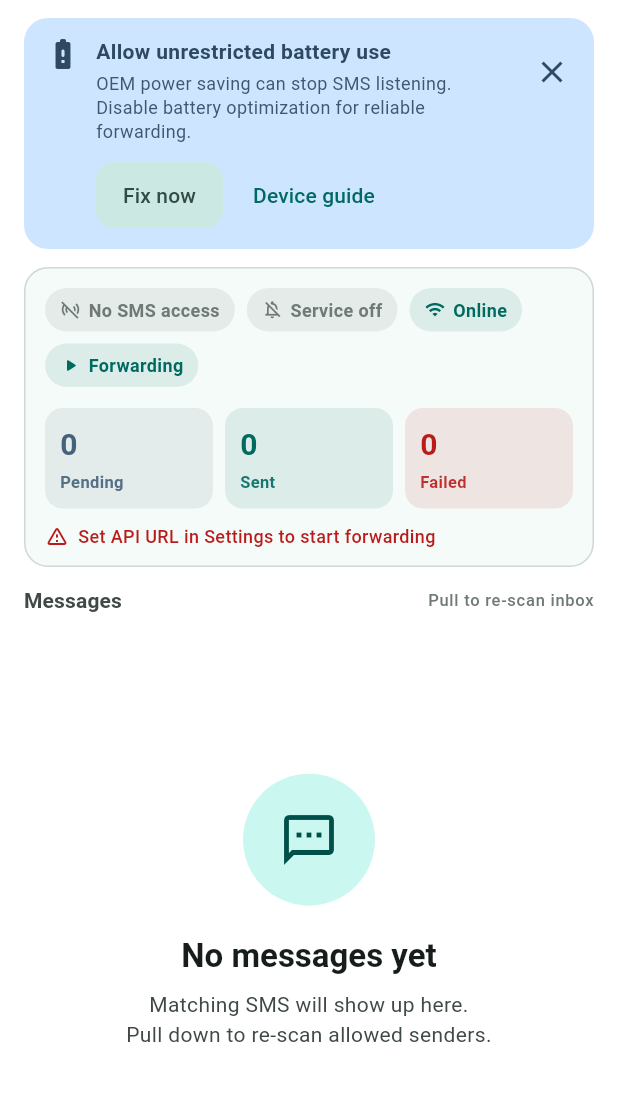
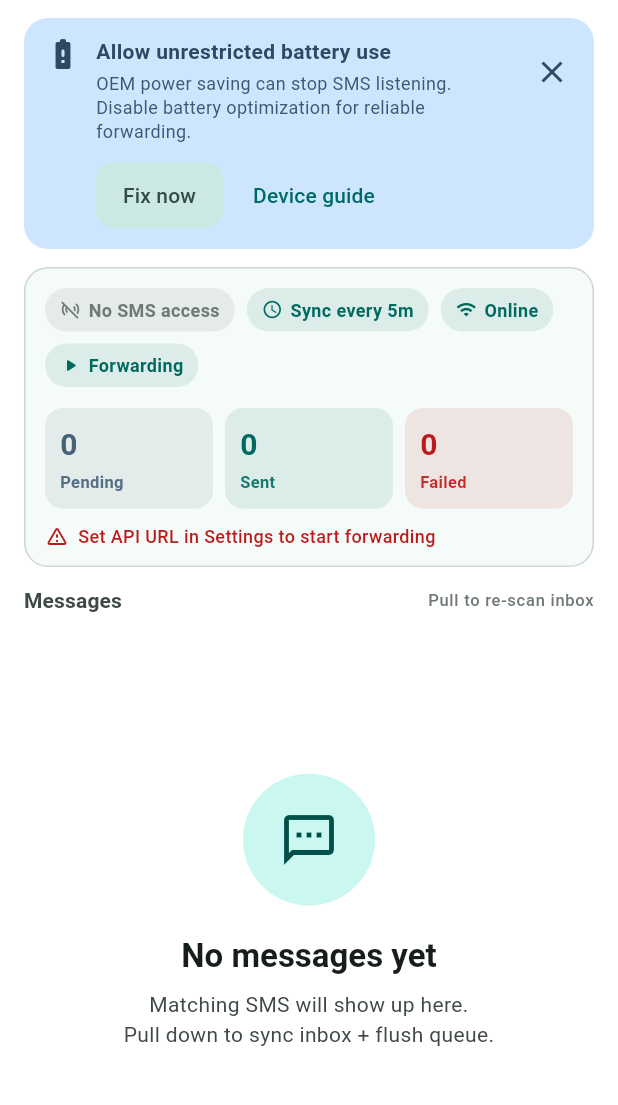
Before and after one commit to sabuj0338/SMS-Forwarder, a Flutter app: the screen it shows after launch, after a tap on the "cloud upload" icon, on a phone screen of 412 x 824 dp, the part 84-1189 px from its top. Run offline on Flutter 3.47's test engine with Material 3 defaults, Android fonts, the phone set to English and light mode, and no system bars; our stand-ins replace connectivity_plus, hive, hive_flutter, share_plus; missing offline and left inert: android_alarm_manager_plus, another_telephony, disable_battery_optimization, flutter_foreground_task; accounts and stored records are empty; statements that could not run were skipped.

Commit message:
Integrate android_alarm_manager_plus for background sync functionality. Update pubspec.yaml and pubspec.lock to include the new dependency. Enhance README with details on AlarmManager sync and foreground service options. Refactor sync logic in main app flow and settings screen to support real-time keepalive and adjustable sync intervals. Update AndroidManifest to declare necessary permissions and services for alarm scheduling.

```diff
--- a/lib/main.dart
+++ b/lib/main.dart
@@ -13,6 +13,7 @@ import 'services/forward_service.dart';
 import 'services/hive_bootstrap.dart';
 import 'services/settings_service.dart';
 import 'services/sms_service.dart';
+import 'services/sync_scheduler.dart';
 import 'theme/app_theme.dart';
 
 Future<void> main() async {
@@ -30,6 +31,7 @@ Future<void> main() async {
   await SmsService().init();
   await fg.init();
   fg.bindCallbacks();
+  await SyncScheduler.init();
 
   unawaited(ForwardService().recoverAndFlush());
   unawaited(BatteryService().refresh());
@@ -51,8 +53,7 @@ class _SmsForwarderAppState extends State<SmsForwarderApp>
     super.initState();
     WidgetsBinding.instance.addObserver(this);
     WidgetsBinding.instance.addPostFrameCallback((_) async {
-      final fg = ForegroundService();
-      await fg.start();
+      await SyncScheduler.applyFromSettings();
       await BatteryService().refresh();
       // Second-chance backfill after UI is up (permissions dialogs settled).
       unawaited(SmsService().backfillRecentInbox());
@@ -68,7 +69,7 @@ class _SmsForwarderAppState extends State<SmsForwarderApp>
 
   @override
   void didChangeAppLifecycleState(AppLifecycleState state) {
-    // App lock is UI-only — SMS receiver + FG service keep running.
+    // App lock is UI-only — SMS receiver + sync keep running.
     if (state == AppLifecycleState.paused) {
       AppLockService().lockIfEnabled();
       // Persist any in-flight Hive writes before process may be frozen.
@@ -82,11 +83,8 @@ class _SmsForwarderAppState extends State<SmsForwarderApp>
   Future<void> _onResume() async {
     await BatteryService().refresh();
     await ConnectivityService().refresh();
-    final fg = ForegroundService();
-    await fg.refreshRunningState();
-    if (!fg.isRunning.value) {
-      await fg.start();
-    }
+    // Re-apply FGS vs AlarmManager so a lost alarm / stale FGS is corrected.
+    await SyncScheduler.applyFromSettings();
     await ForwardService().recoverStuckSending();
     unawaited(SmsService().backfillRecentInbox());
     unawaited(ForwardService().recoverAndFlush());
@@ -107,7 +105,7 @@ class _SmsForwarderAppState extends State<SmsForwarderApp>
             child: ValueListenableBuilder<bool>(
               valueListenable: AppLockService().isLocked,
               builder: (context, locked, child) {
-                // Lock only covers the UI. Background SMS + queue + FG continue.
+                // Lock only covers the UI. Background SMS + queue continue.
                 if (locked) return const LockScreen();
                 return const HomeScreen();
               },
--- a/lib/screens/home_screen.dart
+++ b/lib/screens/home_screen.dart
@@ -10,6 +10,7 @@ import '../services/foreground_service.dart';
 import '../services/forward_service.dart';
 import '../services/settings_service.dart';
 import '../services/sms_service.dart';
+import '../services/sync_scheduler.dart';
 import '../widgets/message_tile.dart';
 import 'message_detail_screen.dart';
 import 'settings_screen.dart';
@@ -50,8 +51,7 @@ class HomeScreen extends StatelessWidget {
           IconButton.filledTonal(
             tooltip: 'Sync now',
             onPressed: () async {
-              await forward.flushPending();
-              await fg.updateNotificationFromCounts();
+              await SyncScheduler.runManualSync();
             },
             icon: const Icon(Icons.cloud_upload_outlined),
           ),
@@ -211,15 +211,15 @@ class HomeScreen extends StatelessWidget {
                   ..sort((a, b) => b.receivedAt.compareTo(a.receivedAt));
 
                 Future<void> onRefresh() async {
-                  final added = await smsService.backfillRecentInbox();
-                  await fg.updateNotificationFromCounts();
+                  final result = await SyncScheduler.runManualSync();
                   if (!context.mounted) return;
+                  final added = result.addedFromInbox;
                   ScaffoldMessenger.of(context).showSnackBar(
                     SnackBar(
                       content: Text(
                         added > 0
-                            ? 'Found $added new matching message${added == 1 ? '' : 's'}'
-                            : 'Inbox re-scanned — no new matching messages',
+                            ? 'Synced — found $added new matching message${added == 1 ? '' : 's'}'
+                            : 'Synced — inbox re-scanned, queue flushed',
                       ),
                     ),
                   );
@@ -263,7 +263,7 @@ class HomeScreen extends StatelessWidget {
                                   ),
                                   const SizedBox(height: 8),
                                   Text(
-                                    'Matching SMS will show up here.\nPull down to re-scan allowed senders.',
+                                    'Matching SMS will show up here.\nPull down to sync inbox + flush queue.',
                                     textAlign: TextAlign.center,
                                     style: Theme.of(context)
                                         .textTheme
@@ -454,13 +454,27 @@ class _StatusBar extends StatelessWidget {
                           ),
                           ValueListenableBuilder<bool>(
                             valueListenable: foreground.isRunning,
-                            builder: (context, running, child) => _StatusChip(
-                              icon: running
-                                  ? Icons.notifications_active_outlined
-                                  : Icons.notifications_off_outlined,
-                              label: running ? 'Service on' : 'Service off',
-                              ok: running,
-                            ),
+                            builder: (context, running, child) {
+                              final keepAlive =
+                                  SettingsService.realtimeKeepAliveEnabled;
+                              if (keepAlive) {
+                                return _StatusChip(
+                                  icon: running
+                                      ? Icons.notifications_active_outlined
+                                      : Icons.notifications_none_outlined,
+                                  label: running
+                                      ? 'Realtime on'
+                                      : 'Realtime off',
+                                  ok: running,
+                                );
+                              }
+                              return _StatusChip(
+                                icon: Icons.schedule_outlined,
+                                label:
+                                    'Sync every ${SettingsService.syncIntervalMinutes}m',
+                                ok: true,
+                              );
+                            },
                           ),
                           ValueListenableBuilder<bool>(
                             valueListenable: connectivity.isOnline,
--- a/lib/services/foreground_service.dart
+++ b/lib/services/foreground_service.dart
@@ -30,7 +30,7 @@ class ForwardTaskHandler extends TaskHandler {
       await ForwardService().recoverAndFlush();
       final counts = ForwardService().counts();
       await FlutterForegroundTask.updateService(
-        notificationTitle: 'SMS Forwarder listening',
+        notificationTitle: 'SMS Forwarder keepalive',
         notificationText:
             'Pending ${counts['pending']} · Failed ${counts['failed']} · Tap to open',
       );
@@ -46,6 +46,15 @@ class ForwardTaskHandler extends TaskHandler {
   @override
   Future<void> onStart(DateTime timestamp, TaskStarter starter) async {
     developer.log('Foreground task started (${starter.name})', name: 'fg');
+    await HiveBootstrap.ensureReady();
+    await SettingsService.init();
+    // Boot / package-replace can auto-start FGS; stop if user opted out.
+    // autoRunOnBoot is tied to the toggle; this covers stale plugin prefs.
+    if (!SettingsService.realtimeKeepAliveEnabled) {
+      developer.log('FGS disabled in settings — stopping', name: 'fg');
+      await FlutterForegroundTask.stopService();
+      return;
+    }
     await _tick();
   }
 
@@ -108,15 +117,17 @@ class ForegroundService {
     }
   }
 
-  Future<void> init() async {
+  Future<void> init({bool? autoRunOnBoot}) async {
     if (!Platform.isAndroid) return;
+
+    final boot = autoRunOnBoot ?? SettingsService.realtimeKeepAliveEnabled;
 
     FlutterForegroundTask.init(
       androidNotificationOptions: AndroidNotificationOptions(
         channelId: 'sms_forwarder_listening',
         channelName: 'SMS Forwarder',
         channelDescription:
-            'Shows while SMS Forwarder is listening in the background.',
+            'Shows while realtime keepalive is enabled.',
         channelImportance: NotificationChannelImportance.LOW,
         priority: NotificationPriority.LOW,
         onlyAlertOnce: true,
@@ -128,8 +139,8 @@ class ForegroundService {
       foregroundTaskOptions: ForegroundTaskOptions(
         // Faster sync loop while keeping battery reasonable.
         eventAction: ForegroundTaskEventAction.repeat(15000),
-        autoRunOnBoot: true,
-        autoRunOnMyPackageReplaced: true,
+        autoRunOnBoot: boot,
+        autoRunOnMyPackageReplaced: boot,
         allowWakeLock: true,
         allowWifiLock: true,
       ),
@@ -146,7 +157,7 @@ class ForegroundService {
     }
   }
 
-  Future<bool> start() async {
+  Future<bool> start({bool restartIfRunning = false}) async {
     if (!Platform.isAndroid) return false;
     await ensurePermissions();
 
@@ -154,13 +165,19 @@ class ForegroundService {
     final text =
         'Pending ${counts['pending']} · Failed ${counts['failed']} · Tap to open';
 
+    final alreadyRunning = await FlutterForegroundTask.isRunningService;
+    if (alreadyRunning && !restartIfRunning) {
+      isRunning.value = true;
+      return true;
+    }
+
     final ServiceRequestResult result;
-    if (await FlutterForegroundTask.isRunningService) {
+    if (alreadyRunning) {
       result = await FlutterForegroundTask.restartService();
     } else {
       result = await FlutterForegroundTask.startService(
         serviceId: 256,
-        notificationTitle: 'SMS Forwarder listening',
+        notificationTitle: 'SMS Forwarder keepalive',
         notificationText: text,
         notificationButtons: [
           const NotificationButton(id: 'sync', text: 'Sync'),
@@ -193,7 +210,7 @@ class ForegroundService {
     if (!await FlutterForegroundTask.isRunningService) return;
     final counts = ForwardService().counts();
     await FlutterForegroundTask.updateService(
-      notificationTitle: 'SMS Forwarder listening',
+      notificationTitle: 'SMS Forwarder keepalive',
       notificationText:
           'Pending ${counts['pending']} · Failed ${counts['failed']} · Tap to open',
     );
--- a/lib/services/settings_service.dart
+++ b/lib/services/settings_service.dart
@@ -110,6 +110,13 @@ class SettingsService {
     }
     if (!_box.containsKey('telegram_chat_id')) {
       await _box.put('telegram_chat_id', '');
+    }
+    if (!_box.containsKey('realtime_keepalive_enabled')) {
+      // Opt-in: default is AlarmManager sync (no sticky notification).
+      await _box.put('realtime_keepalive_enabled', false);
+    }
+    if (!_box.containsKey('sync_interval_minutes')) {
+      await _box.put('sync_interval_minutes', 5);
     }
   }
 
@@ -247,6 +254,27 @@ class SettingsService {
   static Future<void> setTelegramChatId(String value) =>
       _box.put('telegram_chat_id', value.trim());
 
+  /// Opt-in foreground service for faster retries + sticky notification.
+  static bool get realtimeKeepAliveEnabled =>
+      _box.get('realtime_keepalive_enabled', defaultValue: false) as bool;
+
+  static Future<void> setRealtimeKeepAliveEnabled(bool value) =>
+      _box.put('realtime_keepalive_enabled', value);
+
+  /// AlarmManager period when realtime keepalive is off (minutes).
+  static int get syncIntervalMinutes {
+    final raw = _box.get('sync_interval_minutes', defaultValue: 5) as int;
+    const allowed = [5, 15, 30, 60];
+    if (allowed.contains(raw)) return raw;
+    return 5;
+  }
+
+  static Future<void> setSyncIntervalMinutes(int value) {
+    const allowed = [5, 15, 30, 60];
+    final minutes = allowed.contains(value) ? value : 5;
+    return _box.put('sync_interval_minutes', minutes);
+  }
+
   static List<String> _stringList(String key) {
     final raw = _box.get(key, defaultValue: <String>[]);
     if (raw is List) {
--- /dev/null
+++ b/lib/services/sync_scheduler.dart
@@ -0,0 +1,156 @@
+import 'dart:developer' as developer;
+import 'dart:io';
+
+import 'package:android_alarm_manager_plus/android_alarm_manager_plus.dart';
+
+import 'connectivity_service.dart';
+import 'foreground_service.dart';
+import 'forward_service.dart';
+import 'hive_bootstrap.dart';
+import 'settings_service.dart';
+import 'sms_service.dart';
+
+/// Periodic background sync when the foreground keepalive service is off.
+class SyncScheduler {
+  static const alarmId = 42001;
+
+  /// Allowed AlarmManager intervals (minutes).
+  static const allowedIntervals = [5, 15, 30, 60];
+
+  static Future<void> init() async {
+    if (!Platform.isAndroid) return;
+    await AndroidAlarmManager.initialize();
+  }
+
+  /// Start FGS **or** schedule AlarmManager — never leave the user with neither.
+  static Future<void> applyFromSettings() async {
+    if (!Platform.isAndroid) return;
+
+    // Keep boot auto-start in sync with the toggle (avoids FGS flash when off).
+    await ForegroundService().init(
+      autoRunOnBoot: SettingsService.realtimeKeepAliveEnabled,
+    );
+
+    if (SettingsService.realtimeKeepAliveEnabled) {
+      final ok = await ForegroundService().start();
+      if (ok) {
+        await cancelAlarm();
+        developer.log('Realtime keepalive ON (FGS)', name: 'sync');
+        return;
+      }
+      // FGS failed (e.g. notification permission) — keep AlarmManager so sync continues.
+      developer.log(
+        'FGS start failed — falling back to AlarmManager',
+        name: 'sync',
+      );
+      await scheduleAlarm();
+      return;
+    }
+
+    await ForegroundService().stop();
+    await scheduleAlarm();
+    developer.log(
+      'Realtime keepalive OFF — alarm every '
+      '${SettingsService.syncIntervalMinutes}m',
+      name: 'sync',
+    );
+  }
+
+  /// Schedules the next sync tick.
+  ///
+  /// Uses exact one-shot + self-reschedule so intervals like 5 minutes actually
+  /// fire (inexact [periodic] is typically batched to ≥15 minutes on Android).
+  static Future<void> scheduleAlarm() async {
+    if (!Platform.isAndroid) return;
+
+    await init();
+    final minutes = SettingsService.syncIntervalMinutes;
+    await AndroidAlarmManager.cancel(alarmId);
+
+    var ok = await AndroidAlarmManager.oneShot(
+      Duration(minutes: minutes),
+      alarmId,
+      alarmSyncCallback,
+      exact: true,
+      wakeup: true,
+      allowWhileIdle: true,
+      rescheduleOnReboot: true,
+    );
+
+    if (!ok) {
+      // Exact alarm may be blocked (Android 14+). Fall back to inexact repeating.
+      developer.log(
+        'Exact one-shot failed — falling back to inexact periodic',
+        name: 'sync',
+      );
+      ok = await AndroidAlarmManager.periodic(
+        Duration(minutes: minutes),
+        alarmId,
+        alarmSyncCallback,
+        exact: false,
+        wakeup: true,
+        allowWhileIdle: false,
+        rescheduleOnReboot: true,
+      );
+    }
+
+    developer.log(
+      'Alarm scheduled every ${minutes}m ok=$ok',
+      name: 'sync',
+    );
+  }
+
+  static Future<void> cancelAlarm() async {
+    if (!Platform.isAndroid) return;
+    await AndroidAlarmManager.cancel(alarmId);
+  }
+
+  /// Pull-to-refresh / Sync now: inbox backfill + forced queue flush.
+  static Future<ManualSyncResult> runManualSync() async {
+    final added = await SmsService().backfillRecentInbox();
+    // Always flush after (backfill may early-return if already running / no SMS perm).
+    await ForwardService().recoverAndFlush(forceAll: true);
+    await ForegroundService().updateNotificationFromCounts();
+    return ManualSyncResult(addedFromInbox: added);
+  }
+}
+
+class ManualSyncResult {
+  final int addedFromInbox;
+  const ManualSyncResult({required this.addedFromInbox});
+}
+
+/// Alarm isolate entry — must stay top-level.
+@pragma('vm:entry-point')
+Future<void> alarmSyncCallback() async {
+  try {
+    await HiveBootstrap.ensureReady();
+    await SettingsService.init();
+    if (SettingsService.realtimeKeepAliveEnabled) {
+      // FGS mode owns sync; ignore stray alarms.
+      return;
+    }
+    await ConnectivityService().refresh();
+    await SmsService().backfillRecentInbox();
+    // Backfill already flushes; call again in case backfill early-returned.
+    await ForwardService().recoverAndFlush();
+    developer.log('Alarm sync tick done', name: 'sync');
+  } catch (e, st) {
+    developer.log('Alarm sync error: $e', name: 'sync', stackTrace: st);
+  } finally {
+    // oneShot does not repeat — chain the next tick while still in alarm mode.
+    try {
+      await HiveBootstrap.ensureReady();
+      await SettingsService.init();
+      if (!SettingsService.realtimeKeepAliveEnabled) {
+        await SyncScheduler.scheduleAlarm();
+      }
+    } catch (e, st) {
+      developer.log(
+        'Failed to reschedule alarm: $e',
+        name: 'sync',
+        stackTrace: st,
+      );
+    }
+  }
+}
--- a/pubspec.yaml
+++ b/pubspec.yaml
@@ -25,6 +25,7 @@ dependencies:
   disable_battery_optimization: ^1.1.2
   share_plus: ^10.1.4
   path: ^1.9.1
+  android_alarm_manager_plus: ^5.1.1
 
 dev_dependencies:
   flutter_test:
```
Also changed, not shown: lib/screens/settings_screen.dart (+64 -5 lines), pubspec.lock, 2 other files.
